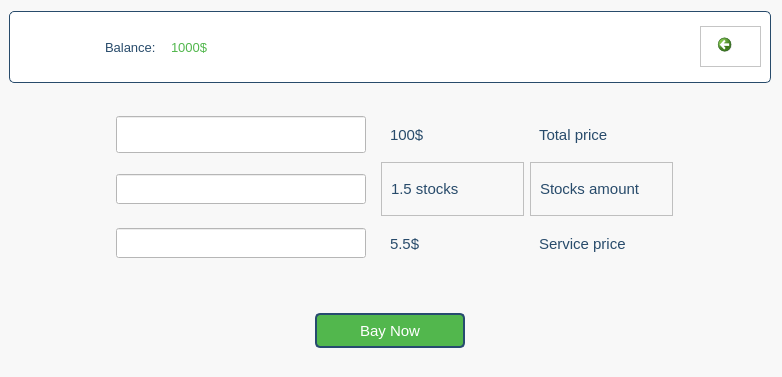
First picture: the form in view/ui/stock_buy.ui, repository MYI26/My_Portfolio_Manager, before the edit.
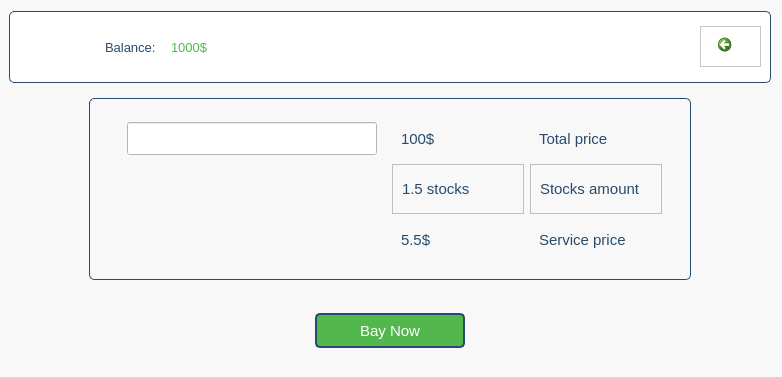
Second picture: the form after the edit. Icons and pictures are not drawn.

Commit message: Enhancement: Add investment calculation and update StockBuyView interactions

The edit to the form file:
```diff
--- a/view/ui/stock_buy.ui
+++ b/view/ui/stock_buy.ui
@@ -312,9 +312,12 @@
          </font>
         </property>
         <property name="styleSheet">
-         <string notr="true">#frame_data{	
+         <string notr="true">
+#frame_data{	
 	
-	
+	border: 1px solid #274b6f;
+	border-radius: 5px;
+	padding: 5px 10px;
 	color: rgb(40, 73, 107);
 }
 </string>
@@ -337,7 +340,7 @@
             </font>
            </property>
            <property name="styleSheet">
-            <string notr="true"/>
+            <string notr="true">color: rgb(40, 75, 107);</string>
            </property>
            <property name="frameShape">
             <enum>QFrame::NoFrame</enum>
@@ -369,6 +372,11 @@
                 <height>0</height>
                </size>
               </property>
+              <property name="font">
+               <font>
+                <pointsize>11</pointsize>
+               </font>
+              </property>
               <property name="frameShape">
                <enum>QFrame::NoFrame</enum>
               </property>
@@ -392,7 +400,7 @@
                  </property>
                  <property name="font">
                   <font>
-                   <pointsize>4</pointsize>
+                   <pointsize>11</pointsize>
                   </font>
                  </property>
                  <property name="styleSheet">
@@ -465,6 +473,14 @@
          </item>
          <item>
           <widget class="QFrame" name="frame_5">
+           <property name="font">
+            <font>
+             <pointsize>11</pointsize>
+            </font>
+           </property>
+           <property name="styleSheet">
+            <string notr="true">color: rgb(40, 75, 107);</string>
+           </property>
            <property name="frameShape">
             <enum>QFrame::NoFrame</enum>
            </property>
@@ -480,33 +496,24 @@
             </property>
             <item>
              <widget class="QFrame" name="frame_10">
+              <property name="minimumSize">
+               <size>
+                <width>268</width>
+                <height>0</height>
+               </size>
+              </property>
+              <property name="font">
+               <font>
+                <pointsize>11</pointsize>
+               </font>
+              </property>
               <property name="frameShape">
                <enum>QFrame::NoFrame</enum>
               </property>
               <property name="frameShadow">
                <enum>QFrame::Raised</enum>
               </property>
-              <layout class="QHBoxLayout" name="horizontalLayout_11">
-               <item>
-                <widget class="QLineEdit" name="lineEdit_3">
-                 <property name="sizePolicy">
-                  <sizepolicy hsizetype="Preferred" vsizetype="Fixed">
-                   <horstretch>0</horstretch>
-                   <verstretch>0</verstretch>
-                  </sizepolicy>
-                 </property>
-                 <property name="minimumSize">
-                  <size>
-                   <width>250</width>
-                   <height>30</height>
-                  </size>
-                 </property>
-                 <property name="styleSheet">
-                  <string notr="true">background-color: rgb(255, 255, 255);</string>
-                 </property>
-                </widget>
-               </item>
-              </layout>
+              <layout class="QHBoxLayout" name="horizontalLayout_11"/>
              </widget>
             </item>
             <item>
@@ -565,6 +572,14 @@
          </item>
          <item>
           <widget class="QFrame" name="frame_4">
+           <property name="font">
+            <font>
+             <pointsize>11</pointsize>
+            </font>
+           </property>
+           <property name="styleSheet">
+            <string notr="true">color: rgb(40, 75, 107);</string>
+           </property>
            <property name="frameShape">
             <enum>QFrame::NoFrame</enum>
            </property>
@@ -580,33 +595,19 @@
             </property>
             <item>
              <widget class="QFrame" name="frame_16">
+              <property name="minimumSize">
+               <size>
+                <width>268</width>
+                <height>0</height>
+               </size>
+              </property>
               <property name="frameShape">
                <enum>QFrame::NoFrame</enum>
               </property>
               <property name="frameShadow">
                <enum>QFrame::Raised</enum>
               </property>
-              <layout class="QHBoxLayout" name="horizontalLayout_15">
-               <item>
-                <widget class="QLineEdit" name="lineEdit_4">
-                 <property name="sizePolicy">
-                  <sizepolicy hsizetype="Preferred" vsizetype="Fixed">
-                   <horstretch>0</horstretch>
-                   <verstretch>0</verstretch>
-                  </sizepolicy>
-                 </property>
-                 <property name="minimumSize">
-                  <size>
-                   <width>250</width>
-                   <height>30</height>
-                  </size>
-                 </property>
-                 <property name="styleSheet">
-                  <string notr="true">background-color: rgb(255, 255, 255);</string>
-                 </property>
-                </widget>
-               </item>
-              </layout>
+              <layout class="QHBoxLayout" name="horizontalLayout_15"/>
              </widget>
             </item>
             <item>
```
Left out of the diff: 10 changed lines with no effect on the pictures. The commit also changes 7 other files.
